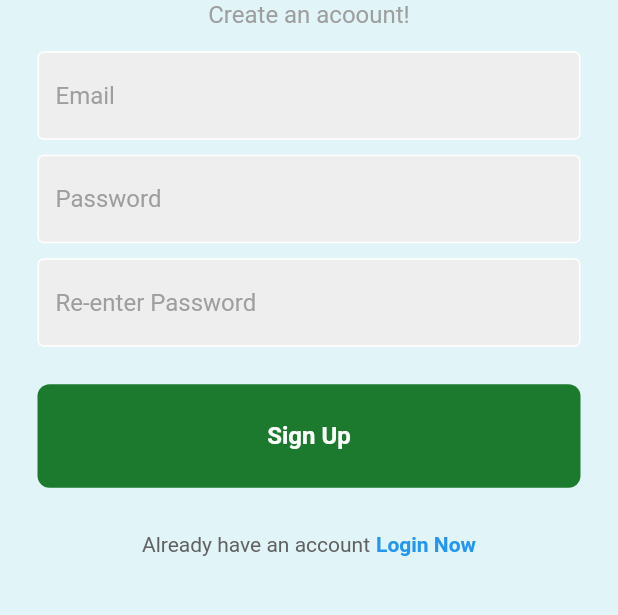
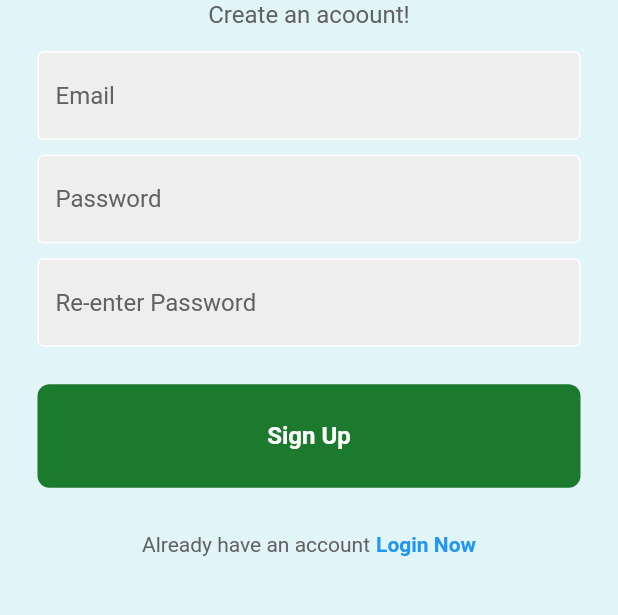
Before and after one commit to OmeshSachethana/SPM_Project, a Flutter app: the screen it shows after launch, after a tap on "Register Now", on a phone screen of 412 x 824 dp, the part 494-1109 px from its top. Run offline on Flutter 3.47's test engine with Material 2 defaults, Android fonts, the phone set to English and light mode, and no system bars; our stand-ins replace camera, cloud_firestore, firebase_auth, firebase_core, firebase_storage, pdf and 1 more; accounts and stored records are empty; network calls fail.

Commit message:
added plugins and changed colors

```diff
--- a/lib/components/my_textfield.dart
+++ b/lib/components/my_textfield.dart
@@ -29,7 +29,7 @@ class MyTextField extends StatelessWidget {
             fillColor: Colors.grey.shade200,
             filled: true,
             hintText: hintText,
-            hintStyle: TextStyle(color: Colors.grey[500])),
+            hintStyle: TextStyle(color: Colors.grey[700])),
       ),
     );
   }
--- a/lib/pages/login_page.dart
+++ b/lib/pages/login_page.dart
@@ -106,10 +106,10 @@ class _LoginPageState extends State<LoginPage> {
                 const SizedBox(height: 5),
 
                 //welcome back
-                const Text(
+                Text(
                   'Welcome back\'ve been missed!',
                   style: TextStyle(
-                    color: Colors.grey,
+                    color: Colors.grey[700],
                     fontSize: 16,
                   ),
                 ),
--- a/lib/pages/register_page.dart
+++ b/lib/pages/register_page.dart
@@ -111,10 +111,10 @@ class _RegisterPageState extends State<RegisterPage> {
                 const SizedBox(height: 0),
 
                 //welcome back
-                const Text(
+                Text(
                   'Create an acoount!',
                   style: TextStyle(
-                    color: Colors.grey,
+                    color: Colors.grey[700],
                     fontSize: 16,
                   ),
                 ),
--- a/pubspec.yaml
+++ b/pubspec.yaml
@@ -43,6 +43,7 @@ dependencies:
   permission_handler: ^10.4.5
   google_fonts: ^5.1.0
   firebase_storage: ^11.2.6
+  image_picker: ^1.0.4
 
 
 dev_dependencies:
```
Also changed, not shown: pubspec.lock, 5 other files.
